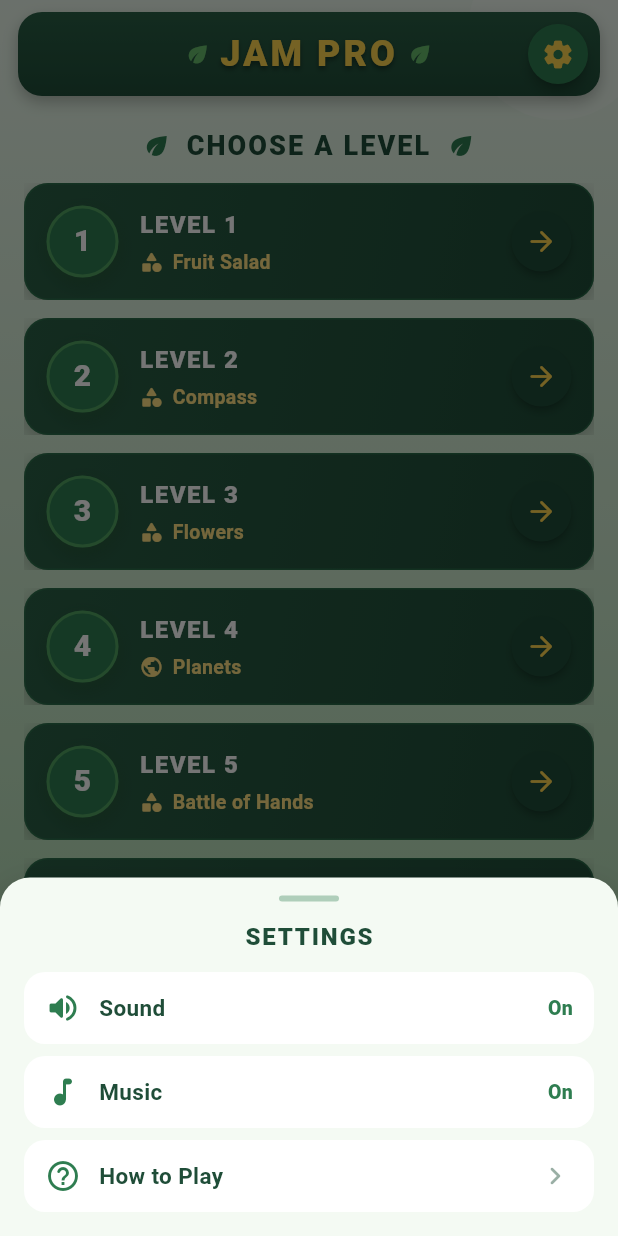
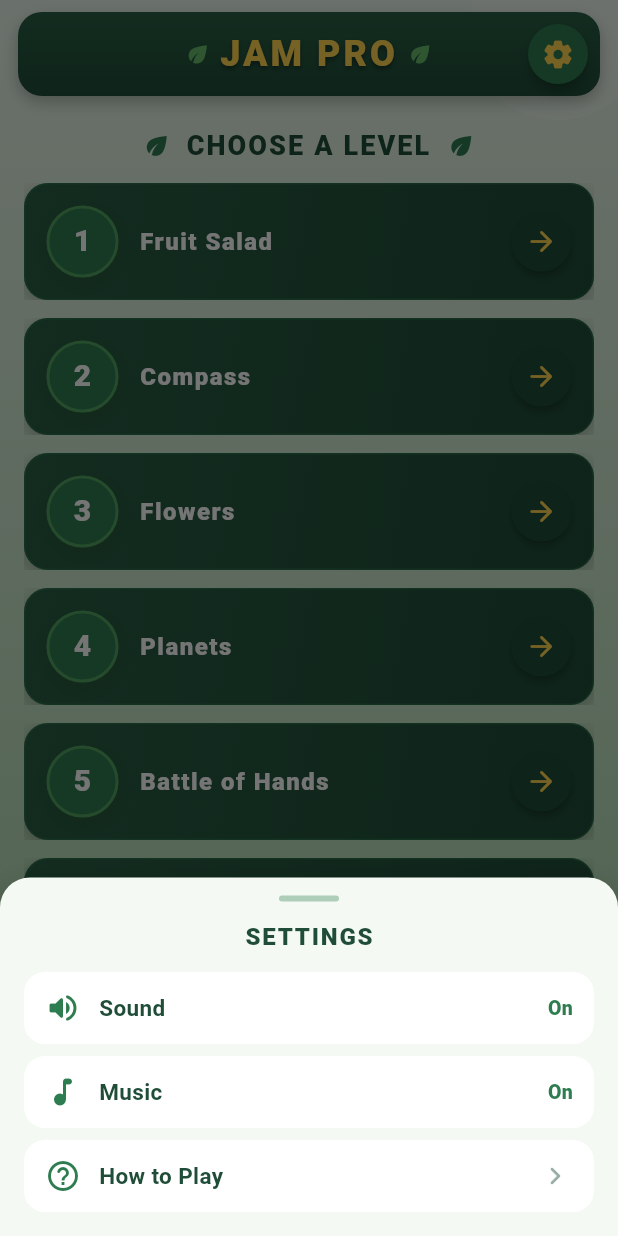
Before and after one commit to PulkitMalik023/Bonza-hackathon-, a Flutter app: the screen it shows after launch, after a tap on the "settings" icon, on a phone screen of 412 x 824 dp. Run offline on Flutter 3.47's test engine with Material 3 defaults, Android fonts, the phone set to English and light mode, and no system bars; our stand-ins replace audioplayers, shared_preferences.

Commit message:
some changes

```diff
--- a/lib/features/landing/presentation/widgets/home_level_card.dart
+++ b/lib/features/landing/presentation/widgets/home_level_card.dart
@@ -1,7 +1,6 @@
 import 'package:flutter/material.dart';
 
 import '../../../../core/audio/ui_button_sound.dart';
-import '../../../../core/category/category_icon_mapper.dart';
 import '../../../../core/constants/home_assets.dart';
 import '../../../../core/theme/puzzle_theme.dart';
 import '../../../../core/widgets/asset_icon.dart';
@@ -20,8 +19,6 @@ class HomeLevelCard extends StatelessWidget {
 
   @override
   Widget build(BuildContext context) {
-    final iconInfo = CategoryIconMapper.iconFor(category);
-
     return Material(
       color: Colors.transparent,
       child: InkWell(
@@ -43,33 +40,10 @@ class HomeLevelCard extends StatelessWidget {
                 _LevelBadge(levelNumber: levelNumber),
                 const SizedBox(width: 14),
                 Expanded(
-                  child: Column(
-                    crossAxisAlignment: CrossAxisAlignment.start,
-                    children: [
-                      Text(
-                        'LEVEL $levelNumber',
-                        style: PuzzleTheme.levelCardTitleStyle,
-                      ),
-                      const SizedBox(height: 4),
-                      Row(
-                        children: [
-                          AssetIcon(
-                            assetPath: iconInfo.assetPath,
-                            fallbackIcon: iconInfo.fallbackIcon,
-                            size: 16,
-                            color: PuzzleTheme.levelCardCategoryText,
-                          ),
-                          const SizedBox(width: 6),
-                          Flexible(
-                            child: Text(
-                              category,
-                              style: PuzzleTheme.levelCardCategoryStyle,
-                              overflow: TextOverflow.ellipsis,
-                            ),
-                          ),
-                        ],
-                      ),
-                    ],
+                  child: Text(
+                    category,
+                    style: PuzzleTheme.levelCardTitleStyle,
+                    overflow: TextOverflow.ellipsis,
                   ),
                 ),
                 const SizedBox(width: 8),
```
Also changed, not shown: assets/data/puzzle_definitions.json (+35 -40 lines), 5 other files.
